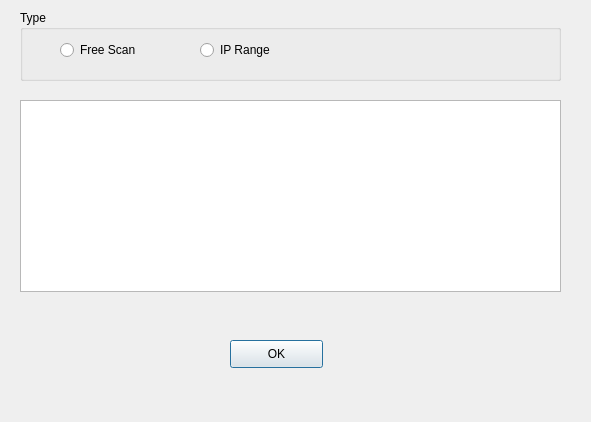
Before: the Qt Designer form main_window.ui in Arkos666/sniff-1.0, drawn with Qt 5.
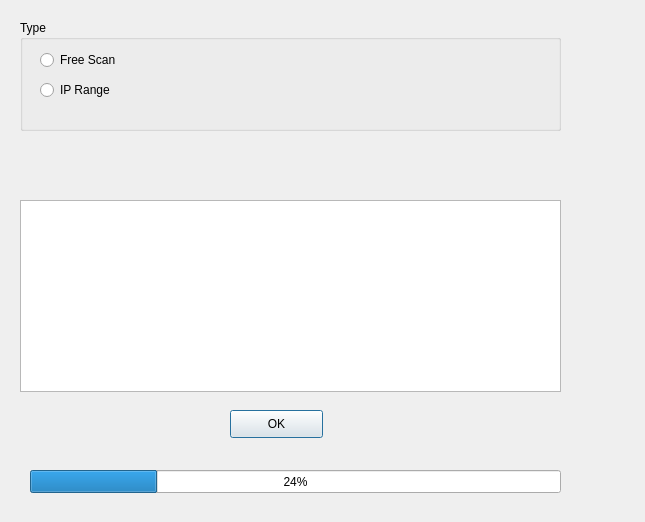
After: the same form once the commit is applied.

Commit message: gui added and scappy_mod filter to only one function wich determines the type of traffic (ARP or IP)

```diff
--- a/main_window.ui
+++ b/main_window.ui
@@ -6,8 +6,8 @@
    <rect>
     <x>0</x>
     <y>0</y>
-    <width>591</width>
-    <height>422</height>
+    <width>645</width>
+    <height>522</height>
    </rect>
   </property>
   <property name="windowTitle">
@@ -17,9 +17,9 @@
    <property name="geometry">
     <rect>
      <x>20</x>
-     <y>10</y>
+     <y>20</y>
      <width>541</width>
-     <height>71</height>
+     <height>111</height>
     </rect>
    </property>
    <property name="title">
@@ -28,7 +28,7 @@
    <widget class="QRadioButton" name="radioButton">
     <property name="geometry">
      <rect>
-      <x>40</x>
+      <x>20</x>
       <y>30</y>
       <width>95</width>
       <height>20</height>
@@ -41,8 +41,8 @@
    <widget class="QRadioButton" name="radioButton_2">
     <property name="geometry">
      <rect>
-      <x>180</x>
-      <y>30</y>
+      <x>20</x>
+      <y>60</y>
       <width>95</width>
       <height>20</height>
      </rect>
@@ -59,7 +59,7 @@
    <property name="geometry">
     <rect>
      <x>230</x>
-     <y>340</y>
+     <y>410</y>
      <width>93</width>
      <height>28</height>
     </rect>
@@ -72,12 +72,25 @@
    <property name="geometry">
     <rect>
      <x>20</x>
-     <y>100</y>
+     <y>200</y>
      <width>541</width>
      <height>192</height>
     </rect>
    </property>
   </widget>
+  <widget class="QProgressBar" name="progressBar">
+   <property name="geometry">
+    <rect>
+     <x>30</x>
+     <y>470</y>
+     <width>531</width>
+     <height>23</height>
+    </rect>
+   </property>
+   <property name="value">
+    <number>24</number>
+   </property>
+  </widget>
  </widget>
  <resources/>
  <connections/>
```
The commit also changes 3 other files.
